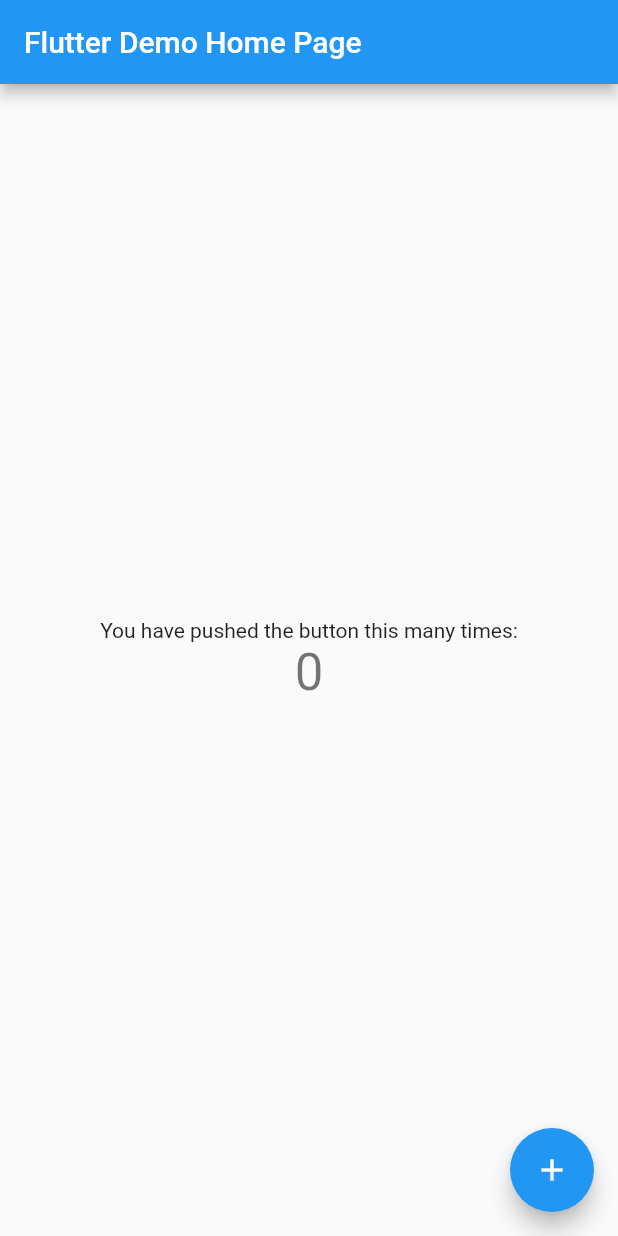
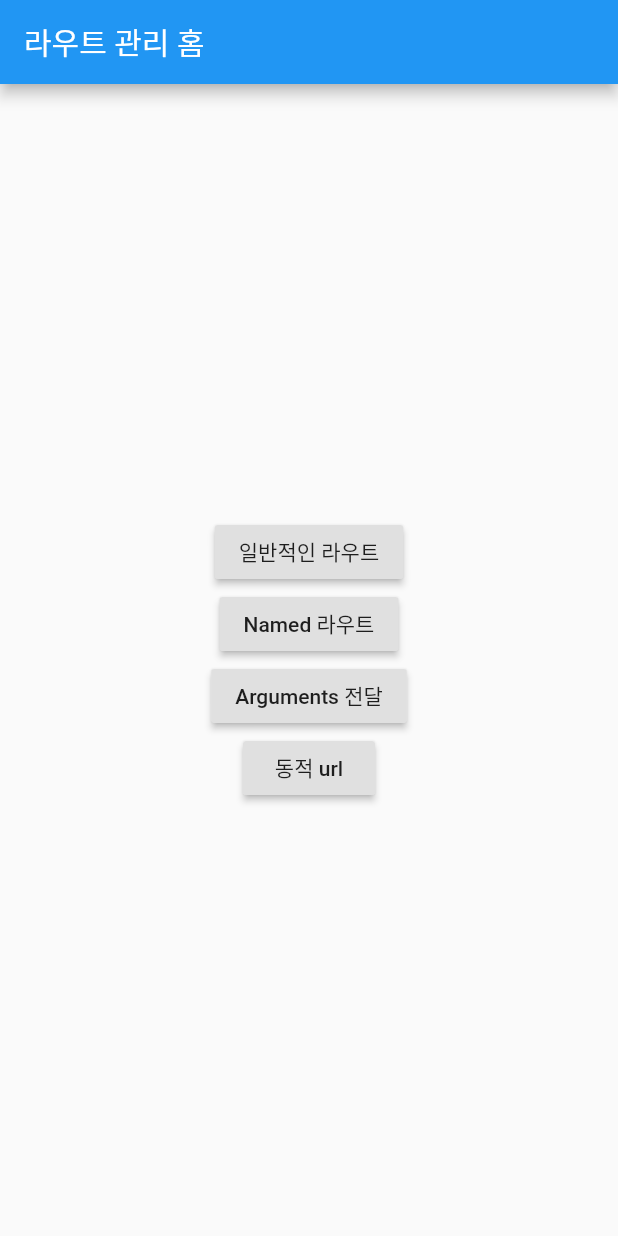
Before and after one commit to jyryuitpro/sample_route_manage, a Flutter app: the screen it shows after launch, on a phone screen of 412 x 824 dp. Run offline on Flutter 3.47's test engine with Material 2 defaults, Android fonts, the phone set to English and light mode, and no system bars; our stand-ins replace get.

```diff
--- a/lib/main.dart
+++ b/lib/main.dart
@@ -1,113 +1,57 @@
 import 'package:flutter/material.dart';
+import 'package:get/get.dart';
+import 'package:sample_route_manage/src/home.dart';
+import 'package:sample_route_manage/src/pages/named/first_named_page.dart';
+import 'package:sample_route_manage/src/pages/named/second_named_page.dart';
+import 'package:sample_route_manage/src/pages/next_page.dart';
+import 'package:sample_route_manage/src/pages/user_page.dart';
 
 void main() {
   runApp(MyApp());
 }
 
 class MyApp extends StatelessWidget {
-  // This widget is the root of your application.
   @override
   Widget build(BuildContext context) {
-    return MaterialApp(
+    return GetMaterialApp(
       title: 'Flutter Demo',
       theme: ThemeData(
-        // This is the theme of your application.
-        //
-        // Try running your application with "flutter run". You'll see the
-        // application has a blue toolbar. Then, without quitting the app, try
-        // changing the primarySwatch below to Colors.green and then invoke
-        // "hot reload" (press "r" in the console where you ran "flutter run",
-        // or simply save your changes to "hot reload" in a Flutter IDE).
-        // Notice that the counter didn't reset back to zero; the application
-        // is not restarted.
-        primarySwatch: Colors.blue,
-      ),
-      home: MyHomePage(title: 'Flutter Demo Home Page'),
+          primarySwatch: Colors.blue,
+          visualDensity: VisualDensity.adaptivePlatformDensity),
+      // home: Home(),
+      initialRoute: '/',
+      // routes: {
+      //   '/': (context) => Home(),
+      //   '/first': (context) => FirstNamedPage(),
+      //   '/second': (context) => SecondNamedPage(),
+      // },
+      getPages: [
+        GetPage(
+          name: '/',
+          page: () => Home(),
+          transition: Transition.zoom,
+        ),
+        GetPage(
+          name: '/first',
+          page: () => FirstNamedPage(),
+          transition: Transition.zoom,
+        ),
+        GetPage(
+          name: '/second',
+          page: () => SecondNamedPage(),
+          transition: Transition.zoom,
+        ),
+        GetPage(
+          name: '/next',
+          page: () => NextPage(),
+          transition: Transition.zoom,
+        ),
+        GetPage(
+          name: '/user/:uid',
+          page: () => UserPage(),
+          transition: Transition.zoom,
+        ),
+      ],
     );
   }
 }
-
-class MyHomePage extends StatefulWidget {
-  MyHomePage({Key? key, required this.title}) : super(key: key);
-
-  // This widget is the home page of your application. It is stateful, meaning
-  // that it has a State object (defined below) that contains fields that affect
-  // how it looks.
-
-  // This class is the configuration for the state. It holds the values (in this
-  // case the title) provided by the parent (in this case the App widget) and
-  // used by the build method of the State. Fields in a Widget subclass are
-  // always marked "final".
-
-  final String title;
-
-  @override
-  _MyHomePageState createState() => _MyHomePageState();
-}
-
-class _MyHomePageState extends State<MyHomePage> {
-  int _counter = 0;
-
-  void _incrementCounter() {
-    setState(() {
-      // This call to setState tells the Flutter framework that something has
-      // changed in this State, which causes it to rerun the build method below
-      // so that the display can reflect the updated values. If we changed
-      // _counter without calling setState(), then the build method would not be
-      // called again, and so nothing would appear to happen.
-      _counter++;
-    });
-  }
-
-  @override
-  Widget build(BuildContext context) {
-    // This method is rerun every time setState is called, for instance as done
-    // by the _incrementCounter method above.
-    //
-    // The Flutter framework has been optimized to make rerunning build methods
-    // fast, so that you can just rebuild anything that needs updating rather
-    // than having to individually change instances of widgets.
-    return Scaffold(
-      appBar: AppBar(
-        // Here we take the value from the MyHomePage object that was created by
-        // the App.build method, and use it to set our appbar title.
-        title: Text(widget.title),
-      ),
-      body: Center(
-        // Center is a layout widget. It takes a single child and positions it
-        // in the middle of the parent.
-        child: Column(
-          // Column is also a layout widget. It takes a list of children and
-          // arranges them vertically. By default, it sizes itself to fit its
-          // children horizontally, and tries to be as tall as its parent.
-          //
-          // Invoke "debug painting" (press "p" in the console, choose the
-          // "Toggle Debug Paint" action from the Flutter Inspector in Android
-          // Studio, or the "Toggle Debug Paint" command in Visual Studio Code)
-          // to see the wireframe for each widget.
-          //
-          // Column has various properties to control how it sizes itself and
-          // how it positions its children. Here we use mainAxisAlignment to
-          // center the children vertically; the main axis here is the vertical
-          // axis because Columns are vertical (the cross axis would be
-          // horizontal).
-          mainAxisAlignment: MainAxisAlignment.center,
-          children: <Widget>[
-            Text(
-              'You have pushed the button this many times:',
-            ),
-            Text(
-              '$_counter',
-              style: Theme.of(context).textTheme.headline4,
-            ),
-          ],
-        ),
-      ),
-      floatingActionButton: FloatingActionButton(
-        onPressed: _incrementCounter,
-        tooltip: 'Increment',
-        child: Icon(Icons.add),
-      ), // This trailing comma makes auto-formatting nicer for build methods.
-    );
-  }
-}
--- /dev/null
+++ b/lib/src/home.dart
@@ -0,0 +1,62 @@
+import 'package:flutter/material.dart';
+import 'package:get/get.dart';
+import 'package:sample_route_manage/src/pages/normal/first_page.dart';
+
+class Home extends StatelessWidget {
+  const Home({Key? key}) : super(key: key);
+
+  @override
+  Widget build(BuildContext context) {
+    return Scaffold(
+      appBar: AppBar(
+        title: Text('라우트 관리 홈'),
+      ),
+      body: Center(
+        child: Column(
+          mainAxisAlignment: MainAxisAlignment.center,
+          children: [
+            RaisedButton(
+              child: Text('일반적인 라우트'),
+              onPressed: () {
+                // Navigator.of(context).push(MaterialPageRoute(
+                //   builder: (_) => FirstPage(),
+                // ));
+                Get.to(FirstPage());
+              },
+            ),
+            RaisedButton(
+              child: Text('Named 라우트'),
+              onPressed: () {
+                // Navigator.of(context).pushNamed('/first');
+                Get.toNamed('/first');
+              },
+            ),
+            RaisedButton(
+              child: Text('Arguments 전달'),
+              onPressed: () {
+                // Get.to(FirstPage(), arguments: '류지영');
+                // Get.toNamed('/next', arguments: '류지영');
+                // Get.toNamed('/next', arguments: 3);
+                // Get.toNamed('/next', arguments: {'name': '류지영', 'age': 33});
+                Get.toNamed('/next', arguments: User(name: '류지영', age: 33,));
+              },
+            ),
+            RaisedButton(
+              child: Text('동적 url'),
+              onPressed: () {
+                Get.toNamed('/user/28357?name=류지영&age=32');
+              },
+            )
+          ],
+        ),
+      ),
+    );
+  }
+}
+
+class User {
+  String? name;
+  int? age;
+
+  User({this.name, this.age});
+}
--- a/pubspec.yaml
+++ b/pubspec.yaml
@@ -28,6 +28,7 @@ dependencies:
   # The following adds the Cupertino Icons font to your application.
   # Use with the CupertinoIcons class for iOS style icons.
   cupertino_icons: ^1.0.2
+  get: ^4.3.8
 
 dev_dependencies:
   flutter_test:
```
Also changed, not shown: lib/src/pages/named/first_named_page.dart (added, +32 -0 lines), lib/src/pages/named/second_named_page.dart (added, +35 -0 lines), lib/src/pages/next_page.dart (added, +34 -0 lines), lib/src/pages/normal/first_page.dart (added, +32 -0 lines), lib/src/pages/normal/second_page.dart (added, +43 -0 lines), lib/src/pages/user_page.dart (added, +33 -0 lines), pubspec.lock.
